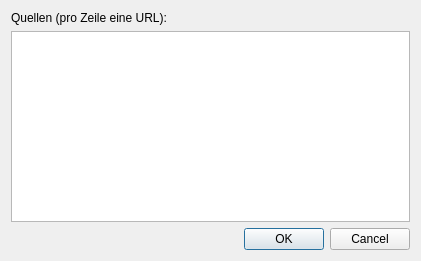
Before: the Qt Designer form src/preferences.ui in nightflyer88/JetiAppManager, drawn with Qt 5.
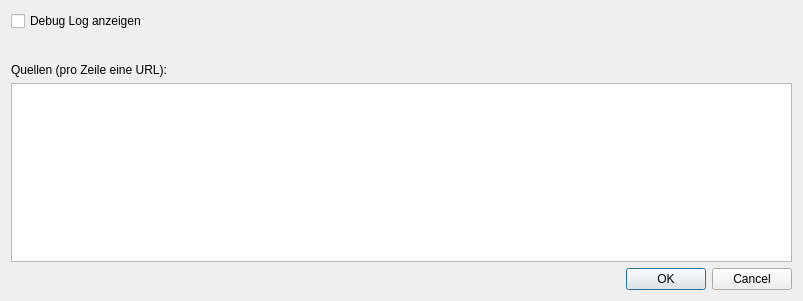
After: the same form once the commit is applied.

```diff
--- a/src/preferences.ui
+++ b/src/preferences.ui
@@ -6,8 +6,8 @@
    <rect>
     <x>0</x>
     <y>0</y>
-    <width>421</width>
-    <height>261</height>
+    <width>803</width>
+    <height>301</height>
    </rect>
   </property>
   <property name="minimumSize">
@@ -19,6 +19,8 @@
   <property name="windowTitle">
    <string>Einstellungen</string>
   </property>
+  <layout class="QGridLayout" name="gridLayout_2">
+   <item row="2" column="0">
   <layout class="QGridLayout" name="gridLayout">
    <item row="0" column="0">
     <widget class="QLabel" name="label">
@@ -33,17 +35,7 @@
      </property>
     </widget>
    </item>
-   <item row="3" column="1">
-    <widget class="QDialogButtonBox" name="buttonBox">
-     <property name="orientation">
-      <enum>Qt::Horizontal</enum>
-     </property>
-     <property name="standardButtons">
-      <set>QDialogButtonBox::Cancel|QDialogButtonBox::Ok</set>
-     </property>
-    </widget>
-   </item>
-   <item row="1" column="0" colspan="2">
+     <item row="1" column="0">
     <widget class="QPlainTextEdit" name="sources">
      <property name="acceptDrops">
       <bool>true</bool>
@@ -55,6 +47,38 @@
       <enum>Qt::ScrollBarAsNeeded</enum>
      </property>
     </widget>
+     </item>
+    </layout>
+   </item>
+   <item row="0" column="0">
+    <widget class="QCheckBox" name="checkBox_debugLog">
+     <property name="text">
+      <string>Debug Log anzeigen</string>
+     </property>
+    </widget>
+   </item>
+   <item row="3" column="0">
+    <widget class="QDialogButtonBox" name="buttonBox">
+     <property name="orientation">
+      <enum>Qt::Horizontal</enum>
+     </property>
+     <property name="standardButtons">
+      <set>QDialogButtonBox::Cancel|QDialogButtonBox::Ok</set>
+     </property>
+    </widget>
+   </item>
+   <item row="1" column="0">
+    <spacer name="verticalSpacer">
+     <property name="orientation">
+      <enum>Qt::Vertical</enum>
+     </property>
+     <property name="sizeHint" stdset="0">
+      <size>
+       <width>20</width>
+       <height>40</height>
+      </size>
+     </property>
+    </spacer>
    </item>
   </layout>
  </widget>
```
Lines whose indentation alone changed are shown as unchanged.
